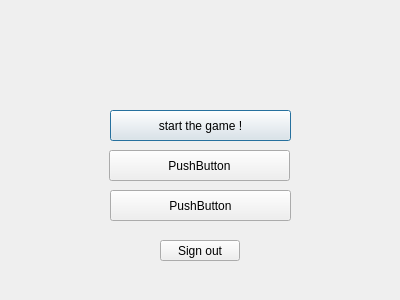
First picture: the form in tictactoev/dialog.ui, repository Jolinejo/Advanced-Tic-Tac-Toe, before the edit.
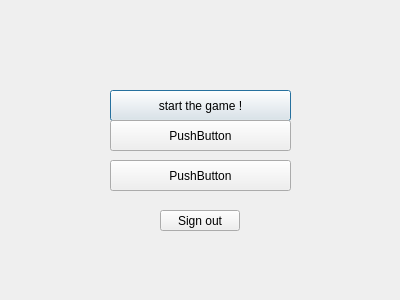
Second picture: the form after the edit.

The edit to the form file:
```diff
--- a/tictactoev/dialog.ui
+++ b/tictactoev/dialog.ui
@@ -17,7 +17,7 @@
    <property name="geometry">
     <rect>
      <x>110</x>
-     <y>110</y>
+     <y>90</y>
      <width>181</width>
      <height>31</height>
     </rect>
@@ -29,8 +29,8 @@
   <widget class="QPushButton" name="pushButton_display1">
    <property name="geometry">
     <rect>
-     <x>109</x>
-     <y>150</y>
+     <x>110</x>
+     <y>120</y>
      <width>181</width>
      <height>31</height>
     </rect>
@@ -43,7 +43,7 @@
    <property name="geometry">
     <rect>
      <x>110</x>
-     <y>190</y>
+     <y>160</y>
      <width>181</width>
      <height>31</height>
     </rect>
@@ -56,7 +56,7 @@
    <property name="geometry">
     <rect>
      <x>160</x>
-     <y>240</y>
+     <y>210</y>
      <width>80</width>
      <height>21</height>
     </rect>
```
